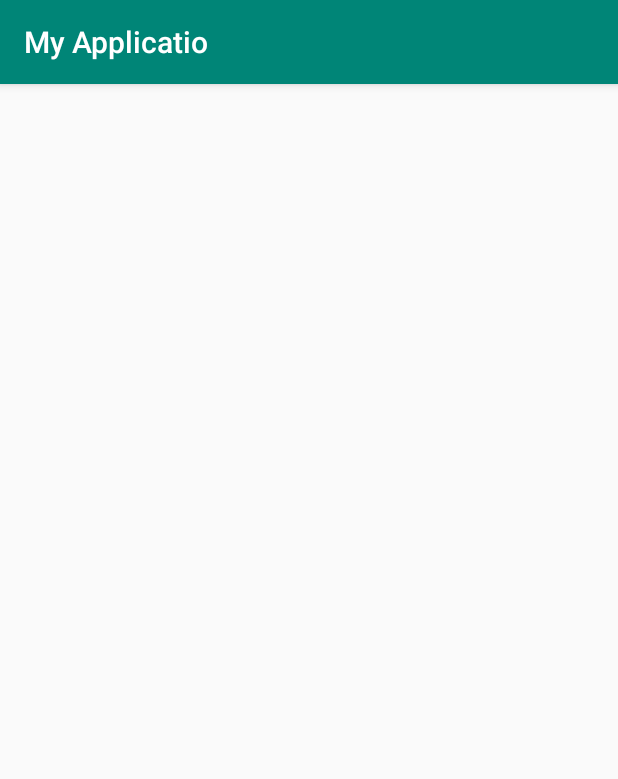
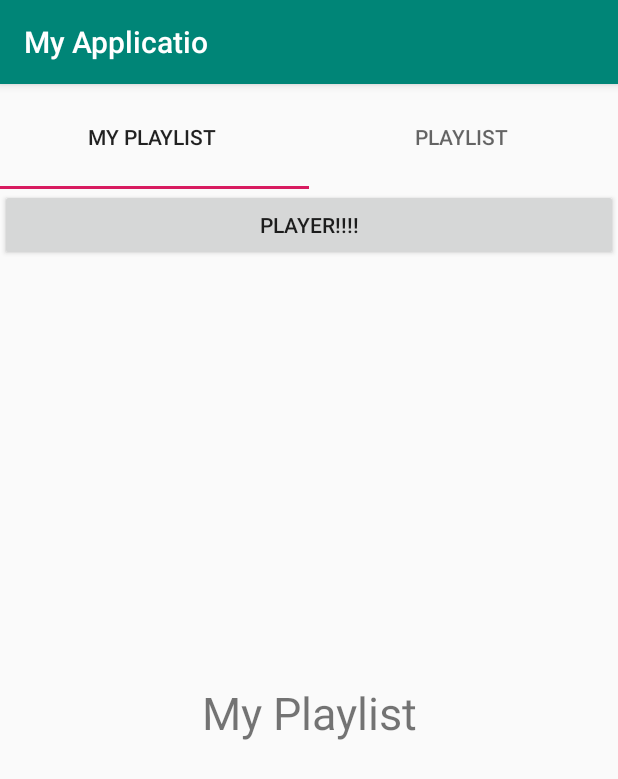
Before and after one commit to JackKetch1686/Equalizer, an Android app: the screen it shows after launch (MainActivity), on a phone screen of 412 x 824 dp. Shown: the top 779 px of the screen. Run offline under Robolectric (Android 15) with nearby library versions, the light colour scheme and no system bars.

Commit message:
design with player and closing activities

```diff
--- /dev/null
+++ b/app/src/main/java/com/example/myapplicatio/FragmentMainActivity.kt
@@ -0,0 +1,22 @@
+package com.example.myapplicatio
+
+import android.content.Intent
+import android.os.Bundle
+import android.view.LayoutInflater
+import android.view.View
+import android.view.ViewGroup
+import androidx.fragment.app.Fragment
+import kotlinx.android.synthetic.main.fragment_fragment_main_activity.*
+
+class FragmentMainActivity :Fragment(){
+    override fun onCreateView(inflater: LayoutInflater, container: ViewGroup?, savedInstanceState: Bundle?): View? {
+        return inflater.inflate(R.layout.fragment_fragment_main_activity, container, false)
+    }
+
+    override fun onViewCreated(view: View, savedInstanceState: Bundle?) {
+        tv_fragment_main_activity.text="My Playlist"
+        button_fragment_main_activity.setOnClickListener{
+            startActivity(Intent(activity, PlayerAndEqualizerActivity::class.java))
+        }
+    }
+}
--- /dev/null
+++ b/app/src/main/java/com/example/myapplicatio/FragmentPlaylist.kt
@@ -0,0 +1,25 @@
+package com.example.myapplicatio
+
+
+import android.content.Intent
+import android.os.Bundle
+import android.view.LayoutInflater
+import android.view.View
+import android.view.ViewGroup
+import androidx.fragment.app.Fragment
+import kotlinx.android.synthetic.main.fragment_fragment_main_activity.*
+import kotlinx.android.synthetic.main.fragment_fragment_main_activity.tv_fragment_main_activity
+import kotlinx.android.synthetic.main.fragment_fragment_playlist.*
+
+class FragmentPlaylist :Fragment(){
+    override fun onCreateView(inflater: LayoutInflater, container: ViewGroup?, savedInstanceState: Bundle?): View? {
+        return inflater.inflate(R.layout.fragment_fragment_playlist, container, false)
+    }
+
+    override fun onViewCreated(view: View, savedInstanceState: Bundle?) {
+        tv_fragment_main_activity.text="Playlists"
+        toPlayListSettingsActivity.setOnClickListener{
+            startActivity(Intent(activity, PlayListSettingsActivity::class.java))
+        }
+    }
+}
--- a/app/src/main/java/com/example/myapplicatio/MainActivity.kt
+++ b/app/src/main/java/com/example/myapplicatio/MainActivity.kt
@@ -14,11 +14,11 @@ class MainActivity : AppCompatActivity() {
         setContentView(R.layout.activity_main)
 
         val adapterOfMainActivity = MyViewPagerAdapter(supportFragmentManager)
-        adapterOfMainActivity.addFragment(FragmentMainActivity(), "MainActivity ")
-        adapterOfMainActivity.addFragment(FragmentMyPlaylist(), "MyPlaylist ")
+        adapterOfMainActivity.addFragment(FragmentMainActivity(), "My Playlist ")
+        adapterOfMainActivity.addFragment(FragmentPlaylist(), "Playlist ")
 
-        vpOfPlaylist.adapter=adapterOfMainActivity
-        tabsOfPlayerAndEqualizerActivity.setupWithViewPager(vpOfPlaylist)
+        vpOfMainActivity.adapter=adapterOfMainActivity
+        tabsOfMainActivity.setupWithViewPager(vpOfMainActivity)
 
     }
 
--- a/app/src/main/res/layout/activity_main.xml
+++ b/app/src/main/res/layout/activity_main.xml
@@ -8,7 +8,7 @@
         tools:context=".MainActivity" android:orientation="vertical">
     <com.google.android.material.tabs.TabLayout
             android:layout_width="match_parent"
-            android:layout_height="match_parent" android:id="@+id/tabsOfPlayerAndEqualizerActivity"
+            android:layout_height="match_parent" android:id="@+id/tabsOfMainActivity"
             app:tabMode="fixed"
             android:layout_weight="1"
             app:tabGravity="fill">
@@ -30,6 +30,6 @@
     </com.google.android.material.tabs.TabLayout>
     <androidx.viewpager.widget.ViewPager
             android:layout_width="match_parent"
-            android:layout_height="match_parent" android:id="@+id/vpOfPlaylist" android:layout_weight="0.1"
+            android:layout_height="match_parent" android:id="@+id/vpOfMainActivity" android:layout_weight="0.1"
     />
 </LinearLayout>
--- a/app/src/main/res/layout/fragment_fragment_one.xml
+++ b/app/src/main/res/layout/fragment_fragment_equalizer.xml
@@ -14,9 +14,5 @@
             android:gravity="center"
             android:textFontWeight="1"
     />
-    <Button
-            android:text="PLAYER!!!!"
-            android:layout_width="match_parent"
-            android:layout_height="wrap_content" android:id="@+id/button_fragment_name1"/>
 
 </FrameLayout>
--- /dev/null
+++ b/app/src/main/res/layout/fragment_fragment_main_activity.xml
@@ -0,0 +1,22 @@
+<?xml version="1.0" encoding="utf-8"?>
+<FrameLayout xmlns:android="http://schemas.android.com/apk/res/android"
+             xmlns:tools="http://schemas.android.com/tools"
+             android:layout_width="match_parent"
+             android:layout_height="match_parent"
+             tools:context=".FragmentMainActivity">
+
+    <!-- TODO: Update blank fragment layout -->
+    <TextView
+            android:id="@+id/tv_fragment_main_activity"
+            android:layout_width="match_parent"
+            android:layout_height="match_parent"
+            android:textSize="30dp"
+            android:gravity="center"
+            android:textFontWeight="1"
+    />
+    <Button
+            android:text="PLAYER!!!!"
+            android:layout_width="match_parent"
+            android:layout_height="wrap_content" android:id="@+id/button_fragment_main_activity"/>
+
+</FrameLayout>
```
Also changed, not shown: app/src/main/AndroidManifest.xml (+6 -3 lines), app/src/main/java/com/example/myapplicatio/FragmentEqualizer.kt (added, +18 -0 lines), app/src/main/java/com/example/myapplicatio/FragmentPlayer.kt (added, +23 -0 lines), app/src/main/java/com/example/myapplicatio/PlayListSettingsActivity.kt (added, +17 -0 lines), app/src/main/java/com/example/myapplicatio/PlayerAndEqualizerActivity.kt (added, +24 -0 lines), app/src/main/res/layout/activity_play_list_settings.xml (added, +24 -0 lines), app/src/main/res/layout/activity_player_and_equalizer.xml (added, +39 -0 lines), app/src/main/res/layout/fragment_fragment_player.xml (added, +90 -0 lines), app/src/main/res/layout/fragment_fragment_playlist.xml (added, +22 -0 lines).
